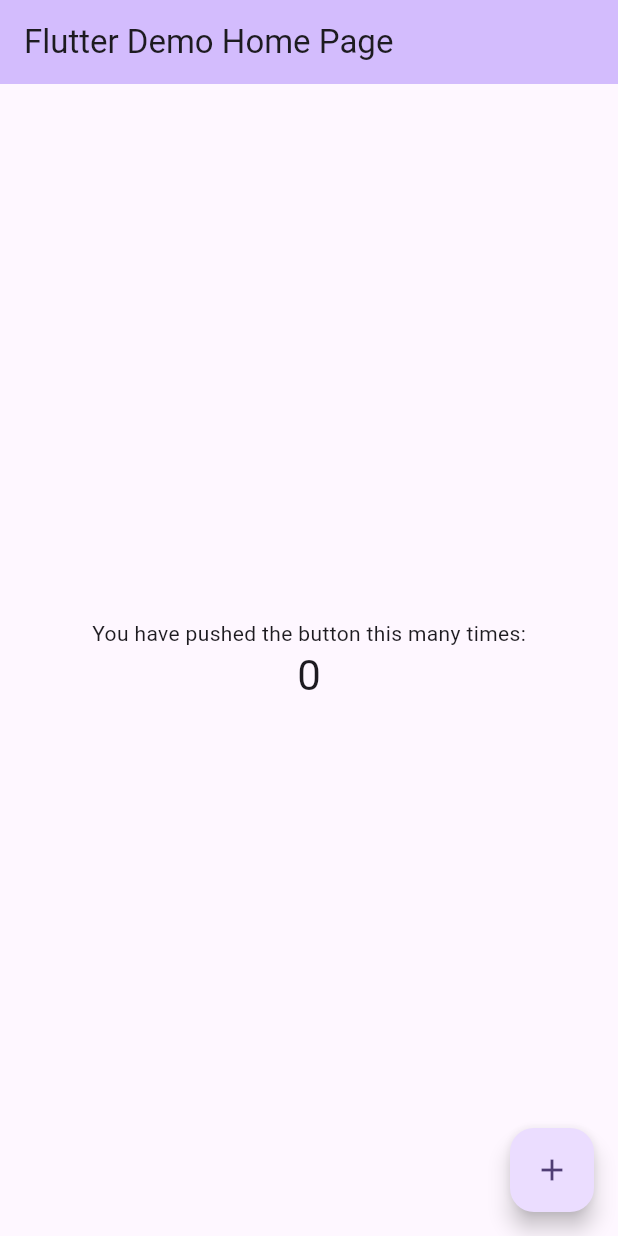
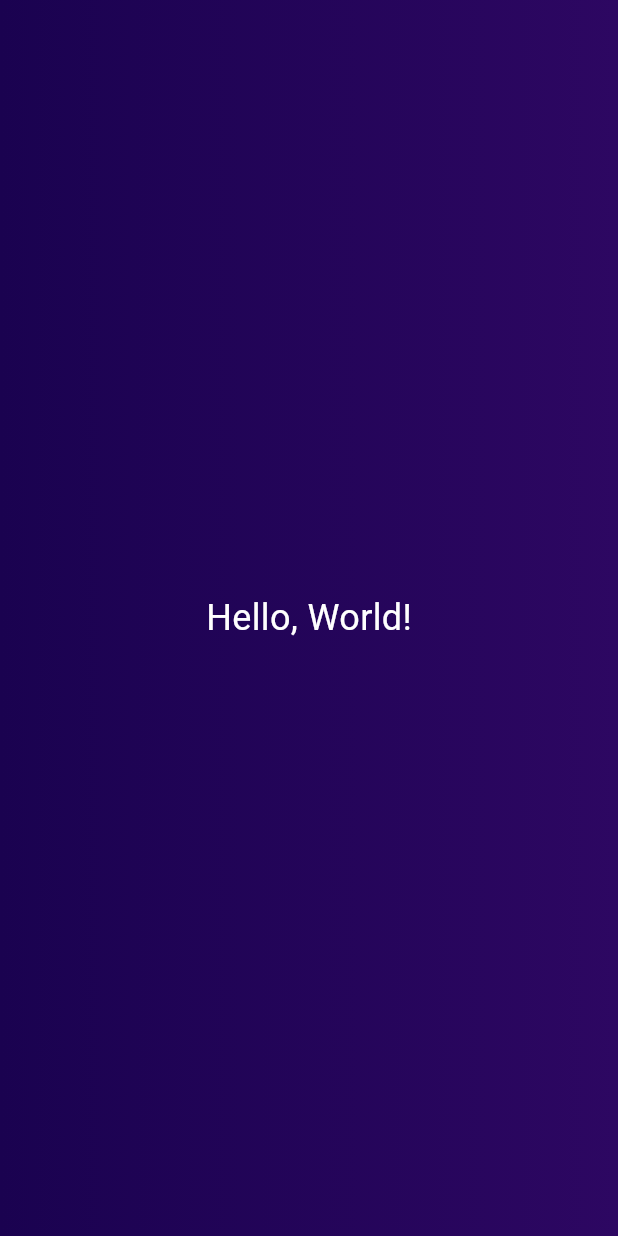
Before and after one commit to MiconJ/flutter_training_app, a Flutter app: the screen it shows after launch, on a phone screen of 412 x 824 dp. Run offline on Flutter 3.47's test engine with Material 3 defaults, Android fonts, the phone set to English and light mode, and no system bars.

Commit message:
commit 912

```diff
--- a/flutter/training_app/lib/main.dart
+++ b/flutter/training_app/lib/main.dart
@@ -1,125 +1,28 @@
 import 'package:flutter/material.dart';
 
+// Main Function
 void main() {
-  runApp(const MyApp());
-}
-
-class MyApp extends StatelessWidget {
-  const MyApp({super.key});
-
-  // This widget is the root of your application.
-  @override
-  Widget build(BuildContext context) {
-    return MaterialApp(
-      title: 'Flutter Demo',
-      theme: ThemeData(
-        // This is the theme of your application.
-        //
-        // TRY THIS: Try running your application with "flutter run". You'll see
-        // the application has a purple toolbar. Then, without quitting the app,
-        // try changing the seedColor in the colorScheme below to Colors.green
-        // and then invoke "hot reload" (save your changes or press the "hot
-        // reload" button in a Flutter-supported IDE, or press "r" if you used
-        // the command line to start the app).
-        //
-        // Notice that the counter didn't reset back to zero; the application
-        // state is not lost during the reload. To reset the state, use hot
-        // restart instead.
-        //
-        // This works for code too, not just values: Most code changes can be
-        // tested with just a hot reload.
-        colorScheme: ColorScheme.fromSeed(seedColor: Colors.deepPurple),
-        useMaterial3: true,
-      ),
-      home: const MyHomePage(title: 'Flutter Demo Home Page'),
-    );
-  }
-}
-
-class MyHomePage extends StatefulWidget {
-  const MyHomePage({super.key, required this.title});
-
-  // This widget is the home page of your application. It is stateful, meaning
-  // that it has a State object (defined below) that contains fields that affect
-  // how it looks.
-
-  // This class is the configuration for the state. It holds the values (in this
-  // case the title) provided by the parent (in this case the App widget) and
-  // used by the build method of the State. Fields in a Widget subclass are
-  // always marked "final".
-
-  final String title;
-
-  @override
-  State<MyHomePage> createState() => _MyHomePageState();
-}
-
-class _MyHomePageState extends State<MyHomePage> {
-  int _counter = 0;
-
-  void _incrementCounter() {
-    setState(() {
-      // This call to setState tells the Flutter framework that something has
-      // changed in this State, which causes it to rerun the build method below
-      // so that the display can reflect the updated values. If we changed
-      // _counter without calling setState(), then the build method would not be
-      // called again, and so nothing would appear to happen.
-      _counter++;
-    });
-  }
-
-  @override
-  Widget build(BuildContext context) {
-    // This method is rerun every time setState is called, for instance as done
-    // by the _incrementCounter method above.
-    //
-    // The Flutter framework has been optimized to make rerunning build methods
-    // fast, so that you can just rebuild anything that needs updating rather
-    // than having to individually change instances of widgets.
-    return Scaffold(
-      appBar: AppBar(
-        // TRY THIS: Try changing the color here to a specific color (to
-        // Colors.amber, perhaps?) and trigger a hot reload to see the AppBar
-        // change color while the other colors stay the same.
-        backgroundColor: Theme.of(context).colorScheme.inversePrimary,
-        // Here we take the value from the MyHomePage object that was created by
-        // the App.build method, and use it to set our appbar title.
-        title: Text(widget.title),
-      ),
-      body: Center(
-        // Center is a layout widget. It takes a single child and positions it
-        // in the middle of the parent.
-        child: Column(
-          // Column is also a layout widget. It takes a list of children and
-          // arranges them vertically. By default, it sizes itself to fit its
-          // children horizontally, and tries to be as tall as its parent.
-          //
-          // Column has various properties to control how it sizes itself and
-          // how it positions its children. Here we use mainAxisAlignment to
-          // center the children vertically; the main axis here is the vertical
-          // axis because Columns are vertical (the cross axis would be
-          // horizontal).
-          //
-          // TRY THIS: Invoke "debug painting" (choose the "Toggle Debug Paint"
-          // action in the IDE, or press "p" in the console), to see the
-          // wireframe for each widget.
-          mainAxisAlignment: MainAxisAlignment.center,
-          children: <Widget>[
-            const Text(
-              'You have pushed the button this many times:',
+  runApp(
+    MaterialApp(
+      home: Scaffold(
+        body: Container(
+          decoration: const BoxDecoration(
+            gradient: LinearGradient(
+              colors: [
+                Color.fromARGB(255, 26, 2, 80),
+                Color.fromARGB(255, 45, 7, 98),
+              ],
             ),
-            Text(
-              '$_counter',
-              style: Theme.of(context).textTheme.headlineMedium,
+          ),
+          child: const Center(
+            // Đặt Text ở giữa
+            child: Text(
+              'Hello, World!',
+              style: TextStyle(color: Colors.white, fontSize: 24),
             ),
-          ],
+          ),
         ),
       ),
-      floatingActionButton: FloatingActionButton(
-        onPressed: _incrementCounter,
-        tooltip: 'Increment',
-        child: const Icon(Icons.add),
-      ), // This trailing comma makes auto-formatting nicer for build methods.
-    );
-  }
+    ),
+  );
 }
```
